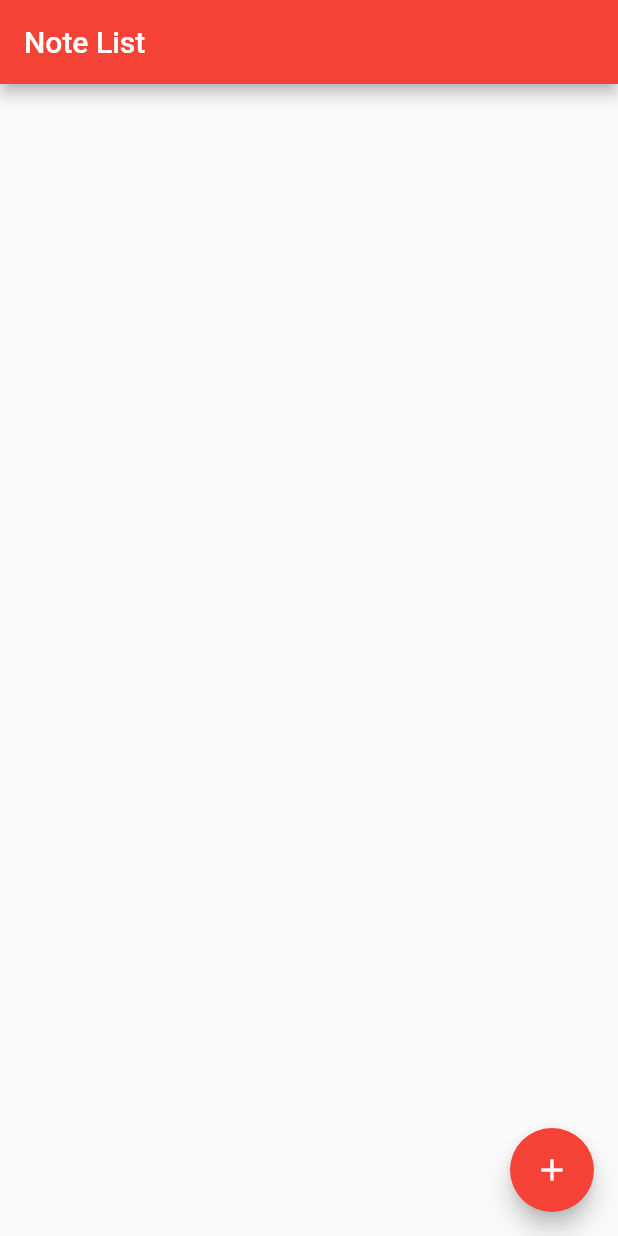
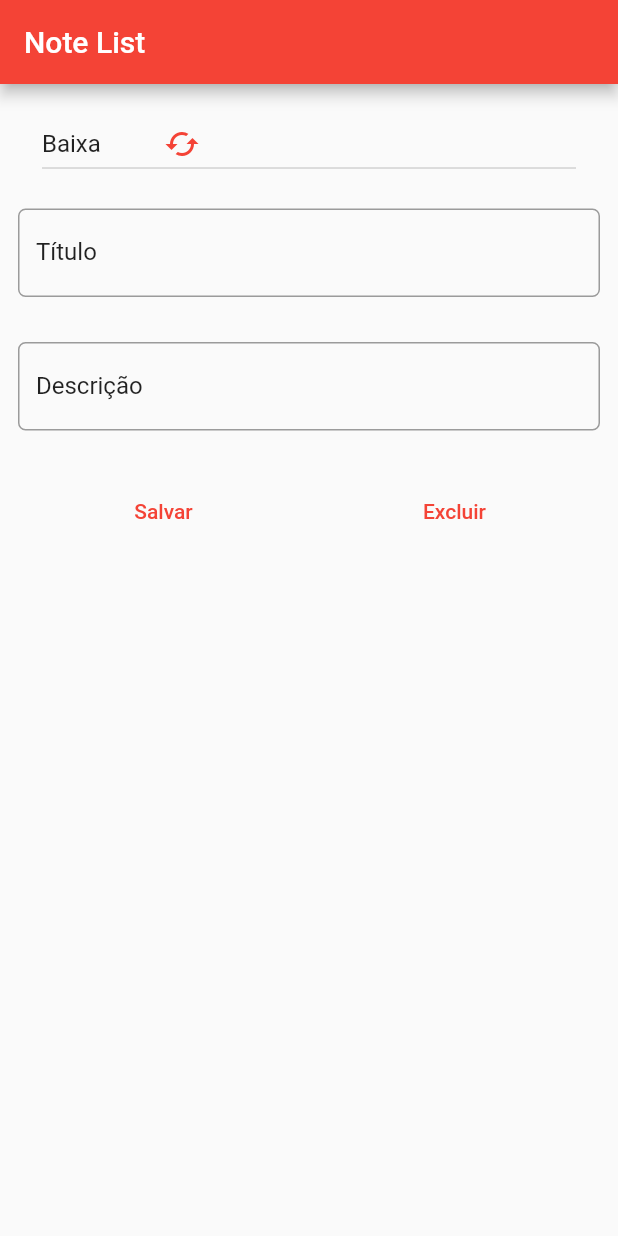
Before and after one commit to fviel/notelist, a Flutter app: the screen it shows after launch, on a phone screen of 412 x 824 dp. Run offline on Flutter 3.47's test engine with Material 2 defaults, Android fonts, the phone set to English and light mode, and no system bars.

Commit message:
Criadas as telas

```diff
--- a/lib/main.dart
+++ b/lib/main.dart
@@ -1,4 +1,5 @@
 import 'package:flutter/material.dart';
+import 'package:notelist/telas/notedetail.dart';
 import 'package:notelist/telas/notelist.dart';
 
 ///link do tutorial seguido:
@@ -17,7 +18,8 @@ class NotelistMain extends StatelessWidget {
       theme: ThemeData(
         primarySwatch: Colors.red
       ),
-      home: NoteList(),
+      //home: NoteList(),
+      home: NoteDetail(),
     );
   }
 }
--- /dev/null
+++ b/lib/telas/notedetail.dart
@@ -0,0 +1,162 @@
+import 'package:flutter/cupertino.dart';
+import 'package:flutter/material.dart';
+
+class NoteDetail extends StatefulWidget {
+  @override
+  _NoteDetailState createState() => _NoteDetailState();
+}
+
+class _NoteDetailState extends State<NoteDetail> {
+  int count = 0;
+  final List<String> _prioridades = ['Alta', 'Média', 'Baixa'];
+
+  TextEditingController titleController = TextEditingController();
+  TextEditingController descriptionController = TextEditingController();
+
+  ///Método para retornar a lista de cards
+  Padding getNoteListView() {
+    //define um estilo de texto
+    TextStyle textStyle = Theme.of(context).textTheme.subtitle1;
+
+    return Padding(
+      padding: EdgeInsets.all(12.0),
+      child: ListView(
+        children: <Widget>[
+          ListTile(
+              title: DropdownButton(
+                hint: Text('Prioridades'),
+            icon: Icon(
+              Icons.cached,
+              color: Colors.red,
+            ),
+            elevation: 2,
+            dropdownColor: Colors.red[100],
+            autofocus: true,
+
+            items: _prioridades.map((String valorComoString) {
+              return DropdownMenuItem<String>(
+                  value: valorComoString, child: Text(valorComoString));
+            }).toList(),
+            style: textStyle,
+            //valor default
+            value: 'Baixa',
+            onChanged: (valorSelecionado) {
+              setState(() {
+                debugPrint('Valor selecionado no dropdown: $valorSelecionado');
+              });
+            },
+          )
+          ),
+
+
+          Padding(
+            padding: EdgeInsets.only(top:15.0, bottom: 15.0),
+            child: TextField(
+              controller: titleController,
+              decoration: InputDecoration(
+                labelText: "Título",
+                labelStyle: textStyle,
+                border:OutlineInputBorder(
+                  borderRadius: BorderRadius.circular(5.0),
+                  gapPadding: 1.0,
+                )
+              ),
+              style: textStyle,
+              onChanged: (valor){
+                debugPrint('Alterado o título para: $valor');
+              },
+            ),
+          ),
+
+          Padding(
+            padding: EdgeInsets.only(top:15.0, bottom: 15.0),
+            child: TextField(
+              controller: descriptionController,
+              decoration: InputDecoration(
+                  labelText: "Descrição",
+                  labelStyle: textStyle,
+                  border:OutlineInputBorder(
+                    borderRadius: BorderRadius.circular(5.0),
+                    gapPadding: 1.0,
+                  )
+              ),
+              style: textStyle,
+              onChanged: (valor){
+                debugPrint('Alterada a descrição para: $valor');
+              },
+            ),
+          ),
+
+          Padding(
+            padding: EdgeInsets.only(top:15.0, bottom: 15.0),
+            child: Row(
+              children:<Widget>[
+                Expanded(
+                  child: TextButton(
+                    child: Text('Salvar'),
+                    onPressed: (){
+                      setState(() {
+                        debugPrint('Usuário clicou em salvar');
+                      });
+                    },
+                  ),
+                ),
+
+                Expanded(
+                  child: TextButton(
+                    child: Text('Excluir'),
+                    onPressed: (){
+                      setState(() {
+                        debugPrint('Usuário clicou em excluir');
+                      });
+                    },
+                  ),
+                ),
+
+              ],
+            ),
+          ),
+
+        ],
+      ),
+    );
+
+    //   return ListView.builder(
+    //       itemCount:count,
+    //       itemBuilder:(BuildContext context, int position){
+    //         return Card(
+    //             color: Colors.white,
+    //             elevation: 2.0,
+    //             child:ListTile(
+    //                 leading: CircleAvatar(
+    //                   backgroundColor: Colors.yellow,
+    //                   child:Icon(Icons.keyboard_arrow_right),
+    //                 ),
+    //                 title: Text('Teste/Exemplo título', style: textStyle),
+    //                 subtitle: Text('teste também'),
+    //                 trailing: Icon(Icons.delete,color: Colors.grey),
+    //                 onTap:(){
+    //                   debugPrint('clicou no card');
+    //                 }
+    //             )
+    //         );
+    //       }
+    //   );
+  }
+
+  //retorna o appBar da tela
+  AppBar getAppBar() {
+    return AppBar(
+      title: Text('Note List'),
+    );
+  }
+
+  //usando métodos separados, fica mais limpo o código do build
+  @override
+  Widget build(BuildContext context) {
+    return Scaffold(
+      appBar: getAppBar(),
+      body: getNoteListView(),
+    );
+  }
+}
--- a/lib/telas/notelist.dart
+++ b/lib/telas/notelist.dart
@@ -50,15 +50,20 @@ class _NoteListState extends State<NoteList> {
     );
   }
 
+  //retorna o appBar da tela
+  AppBar getAppBar(){
+    return AppBar(
+      title: Text('Note List'),
+    );
+  }
 
+
+  //usando métodos separados, fica mais limpo o código da tela
   @override
   Widget build(BuildContext context) {
     return Scaffold(
-      appBar: AppBar(
-        title: Text('Note List'),
-      ),
+      appBar: getAppBar(),
       body: getNoteListView(),
-
       floatingActionButton: getFloatingButton(),
     );
   }
```
